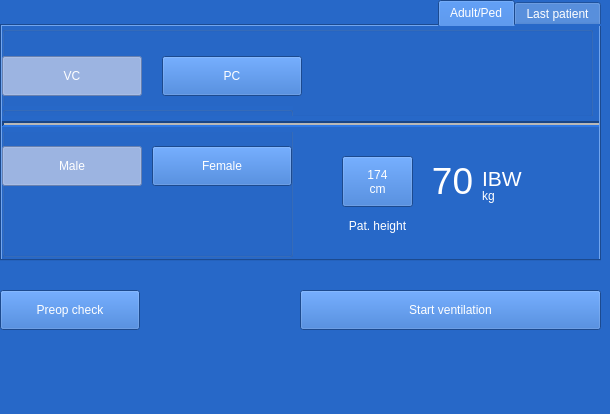
The window that start.ui (ParanoidAndroid-42/Ventilator_GUI) describes before a commit, drawn with Qt 5.
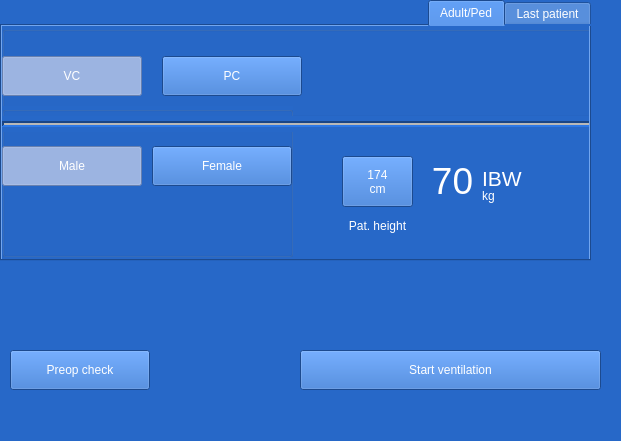
The same window after the commit.

The edit to the form file:
```diff
--- a/start.ui
+++ b/start.ui
@@ -6,8 +6,8 @@
    <rect>
     <x>0</x>
     <y>0</y>
-    <width>610</width>
-    <height>414</height>
+    <width>621</width>
+    <height>441</height>
    </rect>
   </property>
   <property name="windowTitle">
@@ -22,7 +22,7 @@
      <rect>
       <x>0</x>
       <y>0</y>
-      <width>601</width>
+      <width>591</width>
       <height>261</height>
      </rect>
     </property>
@@ -406,8 +406,8 @@
    <widget class="QPushButton" name="PreopCheck">
     <property name="geometry">
      <rect>
-      <x>0</x>
-      <y>290</y>
+      <x>10</x>
+      <y>350</y>
       <width>140</width>
       <height>40</height>
      </rect>
@@ -442,7 +442,7 @@
     <property name="geometry">
      <rect>
       <x>300</x>
-      <y>290</y>
+      <y>350</y>
       <width>301</width>
       <height>40</height>
      </rect>
```
Left out of the diff: 2 changed lines with no effect on the pictures.
